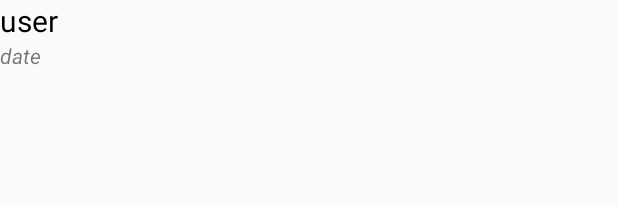
After one commit to antobel2/TripicTAndroid, an Android app: the layout display_comments_list_item.xml on its own in the app's theme, with its tools: preview values and no code run, on a phone screen of 412 x 824 dp. The commit adds this screen. Shown: the top 205 px of the screen. Run offline under Robolectric (Android 15) with nearby library versions, the phone set to English and light mode, and no system bars.

Commit message:
Merge branch 'master' of http://jira.di.college-em.info:7990/scm/h19609e01/clientandroid
# Conflicts:
#	app/src/main/java/com/club/coolkids/clientandroid/display_post_details/PostDetails.java
#	app/src/main/java/com/club/coolkids/clientandroid/services/IDataService.java

```diff
--- /dev/null
+++ b/app/src/main/res/layout/display_comments_list_item.xml
@@ -0,0 +1,40 @@
+<?xml version="1.0" encoding="utf-8"?>
+<LinearLayout
+    xmlns:android="http://schemas.android.com/apk/res/android"
+    android:layout_width="match_parent"
+    android:layout_height="match_parent"
+    android:orientation="horizontal">
+
+    <LinearLayout
+        android:layout_width="match_parent"
+        android:layout_height="match_parent"
+        android:orientation="vertical">
+        <TextView
+            android:layout_width="wrap_content"
+            android:layout_height="wrap_content"
+            android:id="@+id/userName"
+            android:text="user"
+            android:textColor="@color/colorText"
+            android:textSize="20dp"/>
+        <TextView
+            android:layout_width="wrap_content"
+            android:layout_height="wrap_content"
+            android:text="date"
+            android:id="@+id/date"
+            android:textStyle="italic"/>
+    </LinearLayout>
+    <LinearLayout
+        android:layout_width="match_parent"
+        android:layout_height="match_parent">
+        <TextView
+            android:id="@+id/tvComment"
+            android:textSize="20dp"
+            android:paddingTop="10dp"
+            android:paddingBottom="10dp"
+            android:textColor="@color/colorText"
+            android:layout_width="match_parent"
+            android:layout_height="match_parent" />
+    </LinearLayout>
+
+
+</LinearLayout>
--- a/app/src/main/res/values/strings.xml
+++ b/app/src/main/res/values/strings.xml
@@ -59,4 +59,5 @@
     <string name="usersAdded">Les utilisateurs ont bien été ajoutés</string>
     <string name="hello">Bonjour</string>
     <string name="connectionError">Le nom d\'utilisateur ou le mot de passe est incorrect</string>
+    <string name="comments">Commentaires</string>
 </resources>
```
Also changed, not shown: app/src/main/java/com/club/coolkids/clientandroid/display_comments/DisplayCommentsAdapter.java (added, +39 -0 lines), app/src/main/java/com/club/coolkids/clientandroid/display_comments/DisplayCommentsDialogFragment.java (added, +107 -0 lines), app/src/main/java/com/club/coolkids/clientandroid/display_post_details/PostDetails.java (+7 -0 lines), app/src/main/res/layout/display_comments_dialog.xml (added, +28 -0 lines), app/src/main/res/layout/display_post_details.xml (+4 -15 lines).
